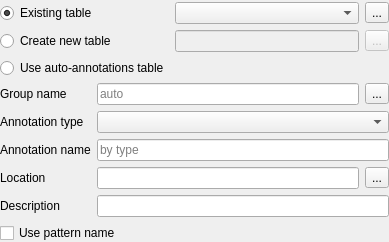
The window that src/corelibs/U2Gui/src/util/CreateAnnotationNormalWidget.ui (violethaze74/ugene) describes before a commit, drawn with Qt 5.
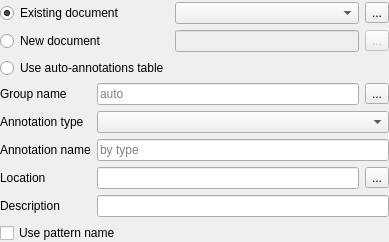
The same window after the commit. Icons and pictures are not drawn.

The edit to the form file:
```diff
--- a/src/corelibs/U2Gui/src/util/CreateAnnotationNormalWidget.ui
+++ b/src/corelibs/U2Gui/src/util/CreateAnnotationNormalWidget.ui
@@ -65,7 +65,7 @@
       <item row="0" column="0">
        <widget class="QRadioButton" name="rbExistingTable">
         <property name="text">
-         <string>Existing table</string>
+         <string>Existing document</string>
         </property>
         <property name="checked">
          <bool>true</bool>
@@ -93,7 +93,7 @@
       <item row="1" column="0">
        <widget class="QRadioButton" name="rbCreateNewTable">
         <property name="text">
-         <string>Create new table</string>
+         <string>New document</string>
         </property>
        </widget>
       </item>
```
